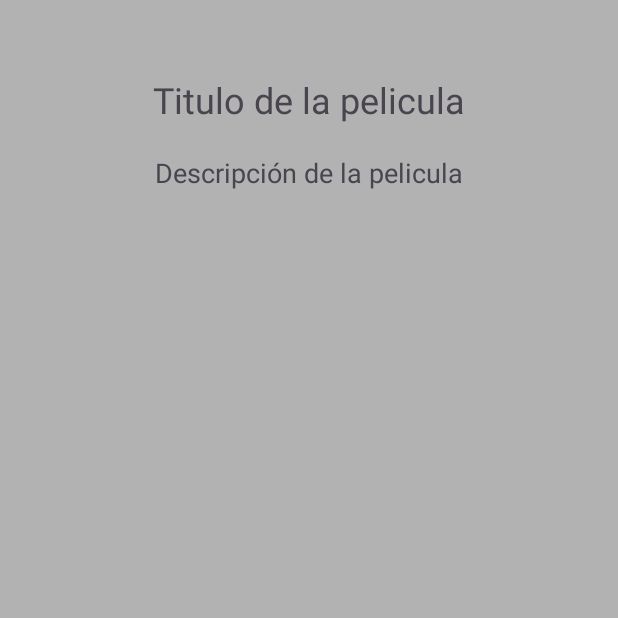
After one commit to AntonioJesusRM/Sprint3Lab, an Android app: the DetailsMovie screen opened directly, with no data from a screen before it, on a phone screen of 412 x 824 dp, the top half of it. The commit adds this screen. Run offline under Robolectric (Android 15) with nearby library versions, the phone set to English and light mode, and no system bars.

Commit message:
add activity datails xml

```diff
--- a/app/src/main/AndroidManifest.xml
+++ b/app/src/main/AndroidManifest.xml
@@ -3,6 +3,7 @@
     xmlns:tools="http://schemas.android.com/tools">
 
     <uses-permission android:name="android.permission.INTERNET" />
+
     <application
         android:name=".hilt.SimpleApplication"
         android:allowBackup="true"
@@ -15,6 +16,9 @@
         android:theme="@style/Theme.Sprint3Lab"
         tools:targetApi="31">
         <activity
+            android:name=".ui.movie.DetailsMovie"
+            android:exported="false" />
+        <activity
             android:name=".ui.main.MainActivity"
             android:exported="true">
             <intent-filter>
--- /dev/null
+++ b/app/src/main/java/com/example/sprint3lab/ui/movie/DetailsMovie.kt
@@ -0,0 +1,21 @@
+package com.example.sprint3lab.ui.movie
+
+import android.os.Bundle
+import androidx.activity.enableEdgeToEdge
+import androidx.appcompat.app.AppCompatActivity
+import androidx.core.view.ViewCompat
+import androidx.core.view.WindowInsetsCompat
+import com.example.sprint3lab.R
+
+class DetailsMovie : AppCompatActivity() {
+    override fun onCreate(savedInstanceState: Bundle?) {
+        super.onCreate(savedInstanceState)
+        enableEdgeToEdge()
+        setContentView(R.layout.activity_details_movie)
+        ViewCompat.setOnApplyWindowInsetsListener(findViewById(R.id.main)) { v, insets ->
+            val systemBars = insets.getInsets(WindowInsetsCompat.Type.systemBars())
+            v.setPadding(systemBars.left, systemBars.top, systemBars.right, systemBars.bottom)
+            insets
+        }
+    }
+}
--- /dev/null
+++ b/app/src/main/res/layout/activity_details_movie.xml
@@ -0,0 +1,70 @@
+<?xml version="1.0" encoding="utf-8"?>
+<androidx.constraintlayout.widget.ConstraintLayout xmlns:android="http://schemas.android.com/apk/res/android"
+    xmlns:app="http://schemas.android.com/apk/res-auto"
+    xmlns:tools="http://schemas.android.com/tools"
+    android:id="@+id/main"
+    android:layout_width="match_parent"
+    android:layout_height="match_parent"
+    android:background="@color/gray"
+    tools:context=".ui.movie.DetailsMovie">
+
+    <ImageView
+        android:id="@+id/ivPosterDetails"
+        android:layout_width="wrap_content"
+        android:layout_height="wrap_content"
+        android:layout_margin="40dp"
+        android:contentDescription="@string/rv_movie_poster_movie"
+        android:gravity="center"
+        android:scaleType="center"
+        app:layout_constraintEnd_toEndOf="parent"
+        app:layout_constraintStart_toStartOf="parent"
+        app:layout_constraintTop_toTopOf="parent" />
+
+    <ScrollView
+        android:id="@+id/svDetails"
+        android:layout_width="wrap_content"
+        android:layout_height="wrap_content"
+        app:layout_constraintEnd_toEndOf="parent"
+        app:layout_constraintStart_toStartOf="parent"
+        app:layout_constraintTop_toBottomOf="@id/ivPosterDetails">
+
+        <LinearLayout
+            android:id="@+id/llDetails"
+            android:layout_width="wrap_content"
+            android:layout_height="wrap_content"
+            android:layout_marginTop="10dp"
+            android:gravity="center"
+            android:orientation="vertical"
+            app:layout_constraintEnd_toEndOf="parent"
+            app:layout_constraintStart_toStartOf="parent"
+            app:layout_constraintTop_toTopOf="parent">
+
+            <TextView
+                android:id="@+id/tvTitle"
+                android:layout_width="wrap_content"
+                android:layout_height="wrap_content"
+                android:text="@string/details_movie_title_movie"
+                android:textSize="24sp" />
+
+            <LinearLayout
+                android:id="@+id/llGenres"
+                android:layout_width="wrap_content"
+                android:layout_height="wrap_content"
+                android:layout_marginTop="10dp"
+                android:orientation="horizontal">
+
+            </LinearLayout>
+
+            <TextView
+                android:id="@+id/tvOverview"
+                android:layout_width="wrap_content"
+                android:layout_height="wrap_content"
+                android:layout_marginTop="10dp"
+                android:text="@string/details_movie_overview_movie"
+                android:textSize="18sp" />
+
+        </LinearLayout>
+
+    </ScrollView>
+
+</androidx.constraintlayout.widget.ConstraintLayout>
--- a/app/src/main/res/values/strings.xml
+++ b/app/src/main/res/values/strings.xml
@@ -2,4 +2,6 @@
     <string name="app_name">Sprint3Lab</string>
     <string name="MainActivity_title">Peliculas Populares</string>
     <string name="rv_movie_poster_movie">Poster de la película</string>
+    <string name="details_movie_title_movie">Titulo de la pelicula</string>
+    <string name="details_movie_overview_movie">Descripción de la pelicula</string>
 </resources>
```
